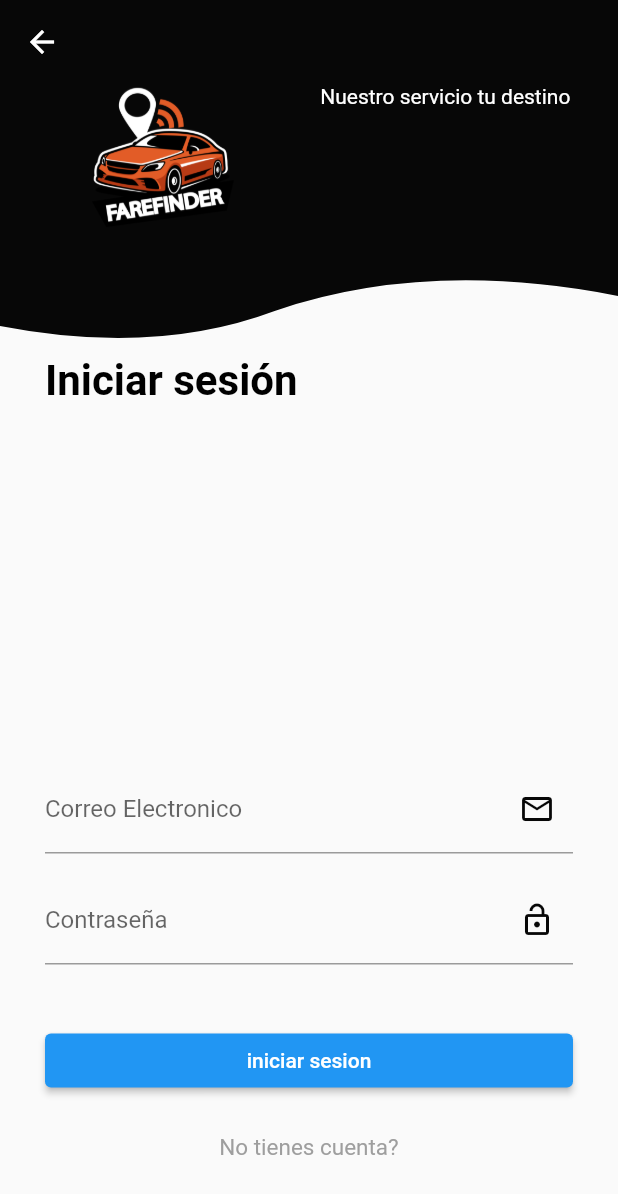
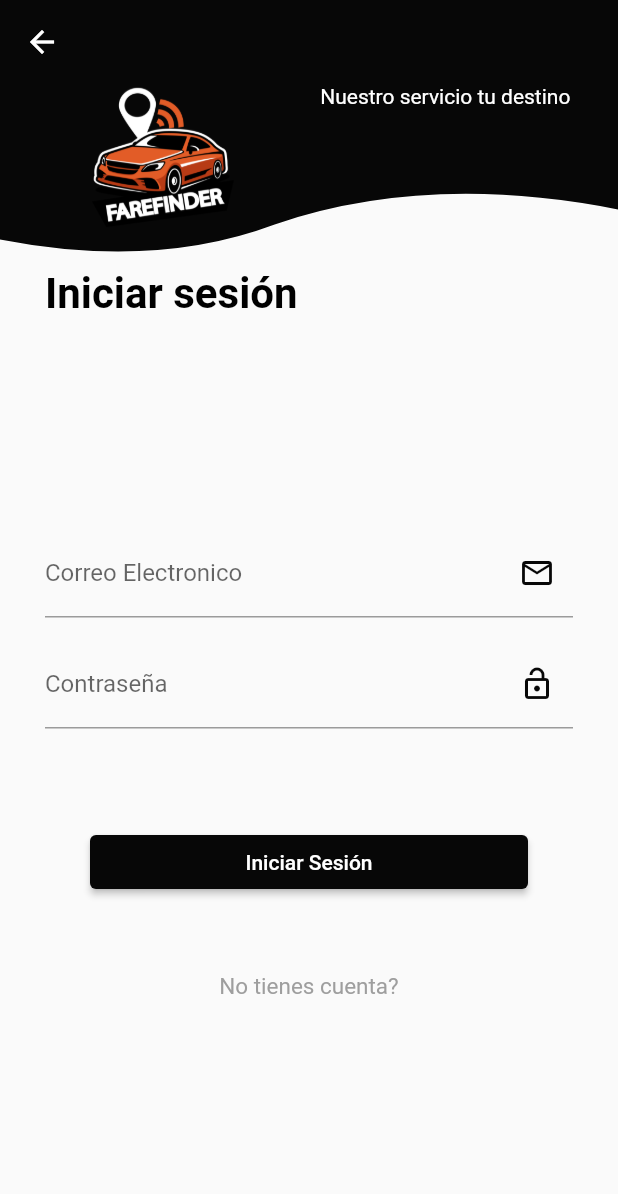
Before and after one commit to yenns15/farefinder, a Flutter app: the LoginPage screen opened by its route, on a phone screen of 412 x 824 dp. Shown: the top 1194 px of the screen. Run offline on Flutter 3.47's test engine with Material 2 defaults, Android fonts, the phone set to English and light mode, and no system bars; our stand-ins replace flutter_custom_clippers; Roboto replaces fonts that are missing (NimbusSans).

Commit message:
buttonapp y correcion espacio

```diff
--- a/lib/pages/home/home_controller.dart
+++ b/lib/src/pages/home/home_controller.dart
@@ -4,6 +4,7 @@ class HomeController {
  late BuildContext context;
   Future? init(BuildContext context) {
     this.context = context;
+    return null;
   }
 
   void goToLoginPage() {
--- /dev/null
+++ b/lib/src/pages/login/login_controller.dart
@@ -0,0 +1,22 @@
+import 'package:flutter/material.dart';
+
+class LoginController{
+
+ late BuildContext context;
+
+ TextEditingController emailController = new TextEditingController();
+ TextEditingController passwordController = new TextEditingController();
+
+  Future <void> init (BuildContext context)async {
+    this.context = context;
+  }
+
+  void login() {
+    String email = emailController.text;
+    String password = passwordController.text;
+
+    print('Email: $email');
+    print('Password: $password');
+  }
+
+}
--- a/lib/pages/login/login_page.dart
+++ b/lib/src/pages/login/login_page.dart
@@ -1,6 +1,10 @@
+import 'package:farefinder/src/pages/login/login_controller.dart';
+import 'package:farefinder/src/widget/button_app.dart';
 import 'package:flutter/material.dart';
+import 'package:flutter/scheduler.dart';
 import 'package:flutter_custom_clippers/flutter_custom_clippers.dart';
-import 'package:farefinder/utils/colors.dart' as utils;
+import 'package:farefinder/src/utils/colors.dart' as utils;
+
 
 class LoginPage extends StatefulWidget {
   const LoginPage({super.key});
@@ -10,6 +14,20 @@ class LoginPage extends StatefulWidget {
 }
 
 class _LoginPageState extends State<LoginPage> {
+
+  LoginController _con = new LoginController();
+  @override
+  void initState() {
+    super.initState();
+    // TODO: implement initState
+    print('INIT STATE');
+
+    SchedulerBinding.instance.addPostFrameCallback((timeStamp) {
+     _con.init(context);
+
+    });
+  }
+
   @override
   Widget build(BuildContext context) {
     return Scaffold(
@@ -17,18 +35,20 @@ class _LoginPageState extends State<LoginPage> {
           iconTheme: IconThemeData(color: Colors.white),
           backgroundColor: Color.fromARGB(255, 7, 7, 7),
         ),
-        body: Column(
+        body: SingleChildScrollView(
+          child: Column(
             children: [
               _bannerApp(),
               _textLogin(),
-            Expanded(
-              child: Container(),
+             SizedBox(
+              height: MediaQuery.of(context).size.height * 0.17
               ),
               _textFieldEmail(),
               _textFieldPassword(),
               _buttonLogin(),
-            _textDontHaveAccount()
+              _textDontHaveAccount(),
             ],
+          ),
         ));
   }
 
@@ -44,14 +64,12 @@ class _LoginPageState extends State<LoginPage> {
 
   Widget _buttonLogin() {
     return Container(
-      width: double.infinity,
       margin: EdgeInsets.symmetric(horizontal: 30, vertical: 25),
-      child: ElevatedButton(
-        onPressed: () {},
-        child: Text(
-          'iniciar sesion',
-          style: TextStyle(color: Colors.white),
-        ),
+      child: ButtonApp(
+        onPressed: _con.login,
+        text: 'Iniciar Sesión',
+        color: utils.colors.farefinder,
+        textColor: Colors.white,
       ),
     );
   }
@@ -60,6 +78,7 @@ class _LoginPageState extends State<LoginPage> {
     return Container(
       margin: EdgeInsets.symmetric(horizontal: 30),
       child: TextField(
+        controller: _con.emailController,
         decoration: InputDecoration(
             hintText: 'correo@gmail.com',
             labelText: 'Correo Electronico',
@@ -75,6 +94,7 @@ class _LoginPageState extends State<LoginPage> {
     return Container(
       margin: EdgeInsets.symmetric(horizontal: 30, vertical: 15),
       child: TextField(
+        controller: _con.passwordController,
         obscureText: true,
         decoration: InputDecoration(
             labelText: 'Contraseña',
@@ -106,7 +126,7 @@ class _LoginPageState extends State<LoginPage> {
       clipper: WaveClipperTwo(),
       child: Container(
         color: utils.colors.farefinder,
-        height: MediaQuery.of(context).size.height * 0.22,
+        height: MediaQuery.of(context).size.height * 0.15,
         child: Row(
           crossAxisAlignment: CrossAxisAlignment.start,
           mainAxisAlignment: MainAxisAlignment.spaceEvenly,
--- /dev/null
+++ b/lib/src/widget/button_app.dart
@@ -0,0 +1,35 @@
+import 'package:flutter/material.dart';
+
+class ButtonApp extends StatelessWidget {
+  Color color;
+  Color textColor;
+  String text;
+  Function onPressed;
+
+  ButtonApp({
+    this.color = Colors.black,
+    this.textColor = Colors.white,
+    required this.onPressed,
+    required this.text,
+  });
+
+  @override
+  Widget build(BuildContext context) {
+    return Container(
+      width: double.infinity,
+      margin: EdgeInsets.symmetric(horizontal: 30, vertical: 25),
+      child: ElevatedButton(
+        onPressed: () {
+          onPressed();
+        },
+        style: ElevatedButton.styleFrom(
+          backgroundColor: color,
+        ),
+        child: Text(
+          text,
+          style: TextStyle(color: textColor),
+        ),
+      ),
+    );
+  }
+}
```
Also changed, not shown: lib/main.dart (+5 -5 lines), lib/src/pages/home/home_page.dart (renamed from lib/pages/home/home_page.dart, +10 -3 lines), lib/src/utils/colors.dart (line endings or trailing spaces), pubspec.lock, 1 other file. Lines whose indentation alone changed are shown as unchanged.
